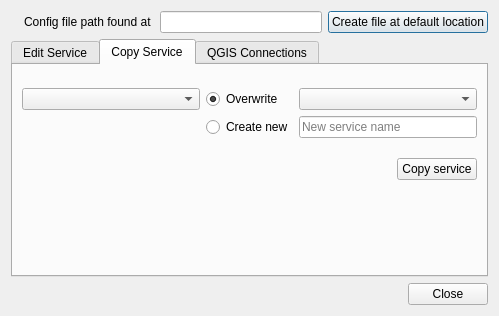
opengisch/qgis-pg-service-parser-plugin, file pg_service_parser/ui/pg_service_dialog.ui: the form before one commit.
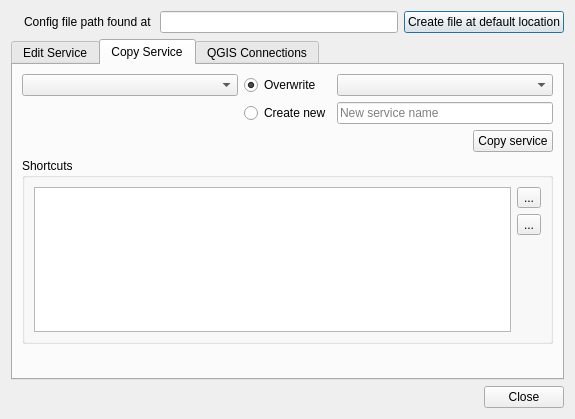
The form after the commit. The open tabs and pages were chosen to show the change. Icons and pictures are not drawn.

Commit message:
Shortcuts to copy services (#55)
* Shortcuts to copy services

* safe guard on setData

* tooltips

* address review

Patch:
```diff
--- a/pg_service_parser/ui/pg_service_dialog.ui
+++ b/pg_service_parser/ui/pg_service_dialog.ui
@@ -6,8 +6,8 @@
    <rect>
     <x>0</x>
     <y>0</y>
-    <width>499</width>
-    <height>316</height>
+    <width>575</width>
+    <height>419</height>
    </rect>
   </property>
   <property name="windowTitle">
@@ -231,22 +231,6 @@
        <string>Copy Service</string>
       </attribute>
       <layout class="QGridLayout" name="gridLayout_2">
-       <item row="2" column="1">
-        <spacer name="verticalSpacer">
-         <property name="orientation">
-          <enum>Qt::Vertical</enum>
-         </property>
-         <property name="sizeType">
-          <enum>QSizePolicy::Preferred</enum>
-         </property>
-         <property name="sizeHint" stdset="0">
-          <size>
-           <width>20</width>
-           <height>71</height>
-          </size>
-         </property>
-        </spacer>
-       </item>
        <item row="1" column="0">
         <spacer name="horizontalSpacer">
          <property name="orientation">
@@ -260,6 +244,71 @@
          </property>
         </spacer>
        </item>
+       <item row="1" column="1">
+        <widget class="QPushButton" name="btnCopyService">
+         <property name="text">
+          <string>Copy service</string>
+         </property>
+        </widget>
+       </item>
+       <item row="3" column="0" colspan="2">
+        <widget class="QGroupBox" name="groupBox">
+         <property name="toolTip">
+          <string>&lt;html&gt;&lt;head/&gt;&lt;body&gt;&lt;p&gt;Sortcuts allow to copy services directly from the plugin icon in the toolbar or from the menu entry.&lt;/p&gt;&lt;/body&gt;&lt;/html&gt;</string>
+         </property>
+         <property name="title">
+          <string>Shortcuts</string>
+         </property>
+         <layout class="QGridLayout" name="gridLayout_6">
+          <item row="0" column="1">
+           <widget class="QToolButton" name="shortcutAddButton">
+            <property name="toolTip">
+             <string>&lt;html&gt;&lt;head/&gt;&lt;body&gt;&lt;p&gt;Add a shortcut to the plugin toolbar button and to the menu entry&lt;/p&gt;&lt;/body&gt;&lt;/html&gt;</string>
+            </property>
+            <property name="text">
+             <string>...</string>
+            </property>
+           </widget>
+          </item>
+          <item row="1" column="1">
+           <widget class="QToolButton" name="shortcutRemoveButton">
+            <property name="toolTip">
+             <string>&lt;html&gt;&lt;head/&gt;&lt;body&gt;&lt;p&gt;Remove shortcut&lt;/p&gt;&lt;/body&gt;&lt;/html&gt;</string>
+            </property>
+            <property name="text">
+             <string>...</string>
+            </property>
+           </widget>
+          </item>
+          <item row="2" column="1">
+           <spacer name="verticalSpacer_4">
+            <property name="orientation">
+             <enum>Qt::Vertical</enum>
+            </property>
+            <property name="sizeHint" stdset="0">
+             <size>
+              <width>20</width>
+              <height>40</height>
+             </size>
+            </property>
+           </spacer>
+          </item>
+          <item row="0" column="0" rowspan="3">
+           <widget class="QTableView" name="shortcutsTableView">
+            <property name="selectionMode">
+             <enum>QAbstractItemView::SingleSelection</enum>
+            </property>
+            <property name="selectionBehavior">
+             <enum>QAbstractItemView::SelectRows</enum>
+            </property>
+            <attribute name="verticalHeaderVisible">
+             <bool>false</bool>
+            </attribute>
+           </widget>
+          </item>
+         </layout>
+        </widget>
+       </item>
        <item row="0" column="0" colspan="2">
         <layout class="QGridLayout" name="gridLayout">
          <property name="sizeConstraint">
@@ -317,12 +366,34 @@
          </item>
         </layout>
        </item>
-       <item row="1" column="1">
-        <widget class="QPushButton" name="btnCopyService">
-         <property name="text">
-          <string>Copy service</string>
+       <item row="4" column="0" colspan="2">
+        <spacer name="verticalSpacer">
+         <property name="orientation">
+          <enum>Qt::Vertical</enum>
          </property>
-        </widget>
+         <property name="sizeType">
+          <enum>QSizePolicy::Preferred</enum>
+         </property>
+         <property name="sizeHint" stdset="0">
+          <size>
+           <width>20</width>
+           <height>71</height>
+          </size>
+         </property>
+        </spacer>
+       </item>
+       <item row="2" column="0" colspan="2">
+        <spacer name="verticalSpacer_5">
+         <property name="orientation">
+          <enum>Qt::Vertical</enum>
+         </property>
+         <property name="sizeHint" stdset="0">
+          <size>
+           <width>20</width>
+           <height>40</height>
+          </size>
+         </property>
+        </spacer>
        </item>
       </layout>
      </widget>
```
The commit also changes 5 other files.
